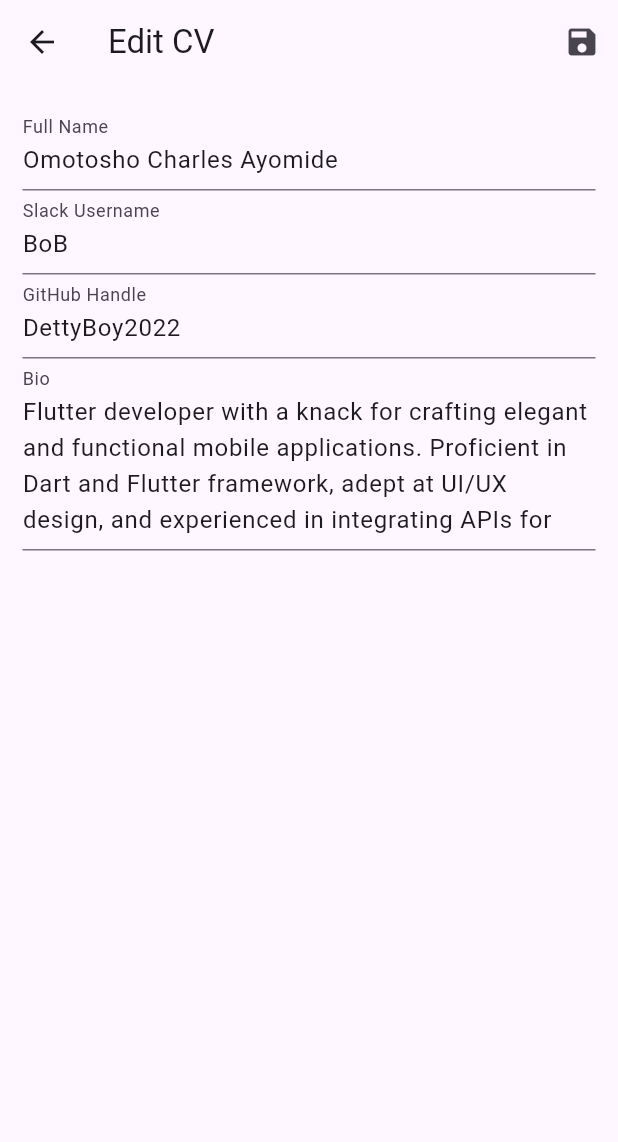
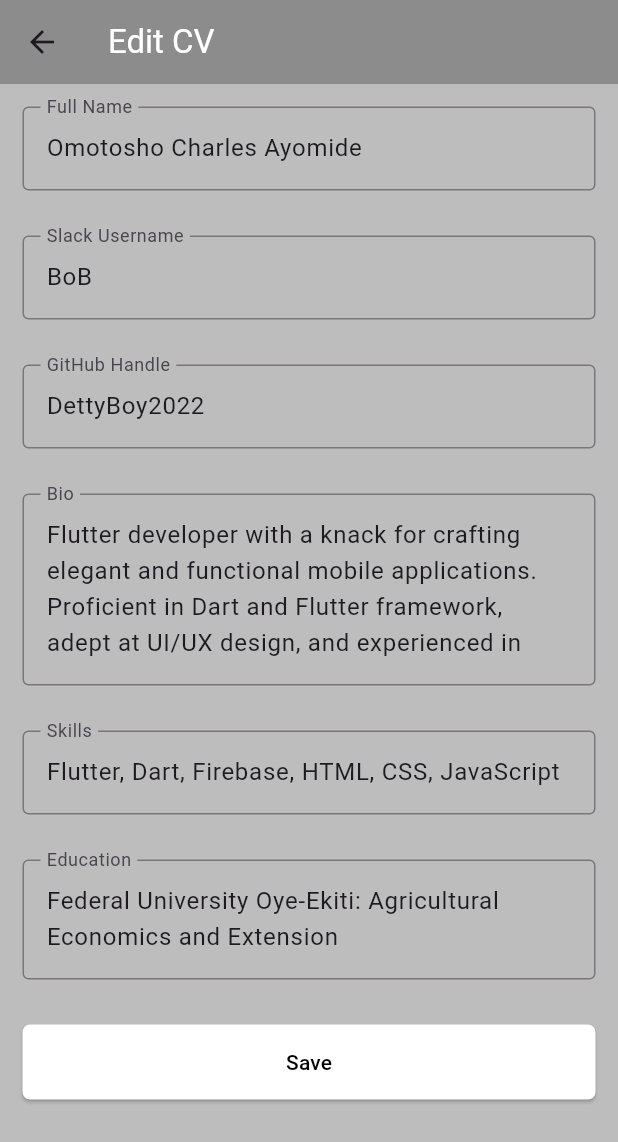
Before and after one commit to dettyboy2022/hng_task2, a Flutter app: the screen it shows after launch, after a tap on the "edit" icon, on a phone screen of 412 x 824 dp. Shown: the top 1142 px of the screen. Run offline on Flutter 3.47's test engine with Material 2 defaults, Android fonts, the phone set to English and light mode, and no system bars.

Commit message:
done and making little changes

```diff
--- /dev/null
+++ b/lib/constants/text.dart
@@ -0,0 +1,25 @@
+import 'package:flutter/material.dart';
+
+class CustomText extends StatelessWidget {
+  final String text;
+  final double fontSize;
+  final Color color;
+
+  const CustomText({
+    super.key,
+    required this.text,
+    this.fontSize = 15.0,
+    this.color = Colors.white,
+  });
+
+  @override
+  Widget build(BuildContext context) {
+    return Text(
+      text,
+      style: TextStyle(
+        fontSize: fontSize,
+        color: color,
+      ),
+    );
+  }
+}
--- a/lib/editpage.dart
+++ b/lib/editpage.dart
@@ -1,11 +1,12 @@
 import 'package:flutter/material.dart';
-
 
 class EditPage extends StatefulWidget {
   final String fullName;
   final String slackUsername;
   final String githubHandle;
   final String bio;
+  final String skills;
+  final String education;
 
   const EditPage({
     Key? key,
@@ -13,6 +14,8 @@ class EditPage extends StatefulWidget {
     required this.slackUsername,
     required this.githubHandle,
     required this.bio,
+    required this.skills,
+    required this.education,
   }) : super(key: key);
 
   @override
@@ -24,6 +27,8 @@ class _EditPageState extends State<EditPage> {
   TextEditingController slackUsernameController = TextEditingController();
   TextEditingController githubHandleController = TextEditingController();
   TextEditingController bioController = TextEditingController();
+  TextEditingController skillsController = TextEditingController();
+  TextEditingController educationController = TextEditingController();
 
   @override
   void initState() {
@@ -32,15 +37,82 @@ class _EditPageState extends State<EditPage> {
     slackUsernameController.text = widget.slackUsername;
     githubHandleController.text = widget.githubHandle;
     bioController.text = widget.bio;
+    skillsController.text = widget.skills;
+    educationController.text = widget.education;
   }
 
   @override
   Widget build(BuildContext context) {
     return Scaffold(
+      backgroundColor: Colors.black26,
       appBar: AppBar(
-        title: const Text('Edit CV'),
-        actions: [
-          IconButton(
+        backgroundColor: Colors.black26,
+        title: const Text(
+          'Edit CV',
+          style: TextStyle(color: Colors.white),
+        ),
+      ),
+      body: SingleChildScrollView(
+        child: Padding(
+          padding: const EdgeInsets.all(15.0),
+          child: Column(
+            children: [
+              TextField(
+                controller: fullNameController,
+                decoration: const InputDecoration(
+                    labelText: 'Full Name', border: OutlineInputBorder()),
+              ),
+              const SizedBox(
+                height: 30,
+              ),
+              TextField(
+                controller: slackUsernameController,
+                decoration: const InputDecoration(
+                    labelText: 'Slack Username', border: OutlineInputBorder()),
+              ),
+              const SizedBox(
+                height: 30,
+              ),
+              TextField(
+                controller: githubHandleController,
+                decoration: const InputDecoration(
+                    labelText: 'GitHub Handle', border: OutlineInputBorder()),
+              ),
+              const SizedBox(
+                height: 30,
+              ),
+              TextField(
+                controller: bioController,
+                maxLines: 4,
+                decoration: const InputDecoration(
+                    labelText: 'Bio', border: OutlineInputBorder()),
+              ),
+              const SizedBox(
+                height: 30,
+              ),
+              TextField(
+                controller: skillsController,
+                decoration: const InputDecoration(
+                    labelText: 'Skills', border: OutlineInputBorder()),
+              ),
+              const SizedBox(
+                height: 30,
+              ),
+              TextField(
+                controller: educationController,
+                maxLines: 2,
+                decoration: const InputDecoration(
+                    labelText: 'Education', border: OutlineInputBorder()),
+              ),
+              const SizedBox(
+                height: 30,
+              ),
+              ElevatedButton(
+                style: ElevatedButton.styleFrom(
+                    backgroundColor: Colors.white,
+                    minimumSize: const Size(double.infinity, 50),
+                    shape: RoundedRectangleBorder(
+                        borderRadius: BorderRadius.circular(5))),
                 onPressed: () {
                   // Prepare the data to return to the previous screen
                   Map<String, String?> data = {
@@ -48,37 +120,20 @@ class _EditPageState extends State<EditPage> {
                     'slackUsername': slackUsernameController.text,
                     'githubHandle': githubHandleController.text,
                     'bio': bioController.text,
+                    'skills': skillsController.text,
+                    'education': educationController.text
                   };
 
                   // Close the current screen and pass the data back
                   Navigator.pop(context, data);
                 },
-            icon: const Icon(Icons.save),
+                child: const Text(
+                  'Save',
+                  style: TextStyle(color: Colors.black),
+                ),
               )
             ],
           ),
-      body: Padding(
-        padding: const EdgeInsets.all(15.0),
-        child: Column(
-          children: [
-            TextField(
-              controller: fullNameController,
-              decoration: const InputDecoration(labelText: 'Full Name'),
-            ),
-            TextField(
-              controller: slackUsernameController,
-              decoration: const InputDecoration(labelText: 'Slack Username'),
-            ),
-            TextField(
-              controller: githubHandleController,
-              decoration: const InputDecoration(labelText: 'GitHub Handle'),
-            ),
-            TextField(
-              controller: bioController,
-              maxLines: 4,
-              decoration: const InputDecoration(labelText: 'Bio'),
-            ),
-          ],
         ),
       ),
     );
--- a/lib/home.dart
+++ b/lib/home.dart
@@ -1,5 +1,5 @@
 import 'package:flutter/material.dart';
-
+import 'package:hng_task2/constants/text.dart';
 import 'editpage.dart';
 
 class Home extends StatefulWidget {
@@ -10,17 +10,24 @@ class Home extends StatefulWidget {
 }
 
 class _HomeState extends State<Home> {
+
   String fullName = 'Omotosho Charles Ayomide';
   String slackUsername = 'BoB';
   String githubHandle = 'DettyBoy2022';
-  String bio =
-      'Flutter developer with a knack for crafting elegant and functional mobile applications. Proficient in Dart and Flutter framework, adept at UI/UX design, and experienced in integrating APIs for seamless app performance. Eager to contribute innovative solutions to enhance user experiences in the mobile space.';
+  String bio = 'Flutter developer with a knack for crafting elegant and functional mobile applications. Proficient in Dart and Flutter framework, adept at UI/UX design, and experienced in integrating APIs for seamless app performance. Eager to contribute innovative solutions to enhance user experiences in the mobile space.';
+  String skills = 'Flutter, Dart, Firebase, HTML, CSS, JavaScript';
+  String education = 'Federal University Oye-Ekiti: Agricultural Economics and Extension';
 
   @override
   Widget build(BuildContext context) {
     return Scaffold(
+      backgroundColor: Colors.black26,
       appBar: AppBar(
-        title: const Text('Mobile App CV'),
+        backgroundColor: Colors.black26,
+        title: const Text(
+          'Mobile App CV',
+          style: TextStyle(color: Colors.white),
+        ),
         actions: [
           IconButton(
             onPressed: () async {
@@ -32,7 +39,8 @@ class _HomeState extends State<Home> {
                       slackUsername: slackUsername,
                       githubHandle: githubHandle,
                       bio: bio,
-                  ),
+                      skills: skills,
+                      education: education),
                 ),
               );
 
@@ -42,14 +50,20 @@ class _HomeState extends State<Home> {
                   slackUsername = result['slackUsername']!;
                   githubHandle = result['githubHandle']!;
                   bio = result['bio']!;
+                  skills = result['skills']!;
+                  education = result['education']!;
                 });
               }
             },
-            icon: const Icon(Icons.edit),
+            icon: const Icon(
+              Icons.edit,
+              color: Colors.white,
+            ),
           )
         ],
       ),
-      body: Padding(
+      body: SingleChildScrollView(
+        child: Padding(
           padding: const EdgeInsets.all(15.0),
           child: Column(
             crossAxisAlignment: CrossAxisAlignment.start,
@@ -63,23 +77,85 @@ class _HomeState extends State<Home> {
               const SizedBox(
                 height: 15,
               ),
-            Text('Full Name: $fullName'),
+              CustomText(
+                text: 'Full Name: $fullName',
+              ),
               const SizedBox(
-              height: 5,
+                height: 7,
               ),
-            Text('Slack Username: $slackUsername'),
+              CustomText(text: 'Slack Username: $slackUsername'),
               const SizedBox(
-              height: 5,
+                height: 7,
               ),
-            Text('GitHub Handle: $githubHandle'),
-            const Divider(),
-            Text('Bio: $bio'),
+              CustomText(text: 'GitHub Handle: $githubHandle'),
               const SizedBox(
-              height: 5,
+                height: 7,
+              ),
+              const Row(
+                children: [
+                  Icon(
+                    Icons.location_on_outlined,
+                    color: Colors.white,
+                  ),
+                  CustomText(text: ' : Lagos, Nigeria'),
+                ],
+              ),
+              const SizedBox(
+                height: 7,
+              ),
+              const Row(
+                children: [
+                  Icon(
+                    Icons.mail,
+                    color: Colors.white,
+                  ),
+                  CustomText(text: ' : charlesayomide@hotmail.com')
+                ],
+              ),
+              const SizedBox(
+                height: 7,
+              ),
+              const Row(
+                children: [
+                  Icon(
+                    Icons.phone,
+                    color: Colors.white,
+                  ),
+                  CustomText(text: ' : +2349020551592')
+                ],
               ),
               const Divider(),
-            const Text('Skills: Flutter, Dart, Firebase, HTML, CSS, Javascript')
+              const Text(
+                'Bio :',
+                style: TextStyle(
+                    fontSize: 20,
+                    fontWeight: FontWeight.w500,
+                    color: Colors.white),
+              ),
+              CustomText(text: bio),
+              const SizedBox(
+                height: 7,
+              ),
+              const Divider(),
+              const Text(
+                'Skills :',
+                style: TextStyle(
+                    fontSize: 20,
+                    fontWeight: FontWeight.w500,
+                    color: Colors.white),
+              ),
+              CustomText(text: skills),
+              const Divider(),
+              const Text(
+                'Education :',
+                style: TextStyle(
+                    fontSize: 20,
+                    fontWeight: FontWeight.w500,
+                    color: Colors.white),
+              ),
+              CustomText(text: education)
             ],
+          ),
         ),
       ),
     );
```
Also changed, not shown: lib/rough.dart (deleted, +0 -127 lines), 2 other files. Lines whose indentation alone changed are shown as unchanged.
